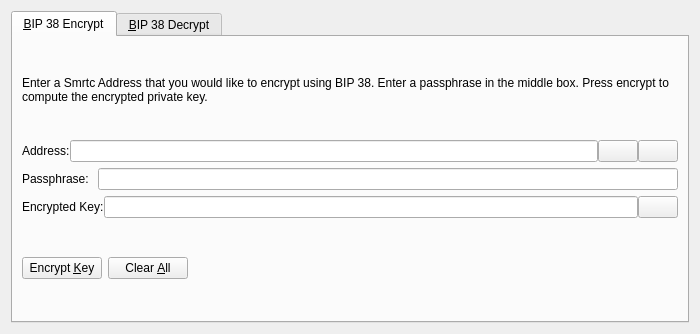
Old version of the form src/qt/forms/bip38tooldialog.ui in the repository CryptoCashBack-Hub/CCBC.
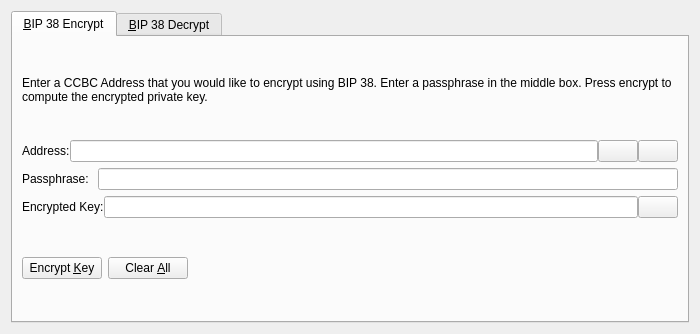
New version of the form. The open tabs and pages were chosen to show the change. Icons and pictures are not drawn. Custom widgets are drawn as their Qt base class.

```diff
--- a/src/qt/forms/bip38tooldialog.ui
+++ b/src/qt/forms/bip38tooldialog.ui
@@ -30,7 +30,7 @@
        <item>
         <widget class="QLabel" name="infoLabel_ENC">
          <property name="text">
-          <string>Enter a Smrtc Address that you would like to encrypt using BIP 38. Enter a passphrase in the middle box. Press encrypt to compute the encrypted private key.</string>
+          <string>Enter a CCBC Address that you would like to encrypt using BIP 38. Enter a passphrase in the middle box. Press encrypt to compute the encrypted private key.</string>
          </property>
          <property name="textFormat">
           <enum>Qt::PlainText</enum>
```
Left out of the diff: 8 changed lines with no effect on the pictures.
